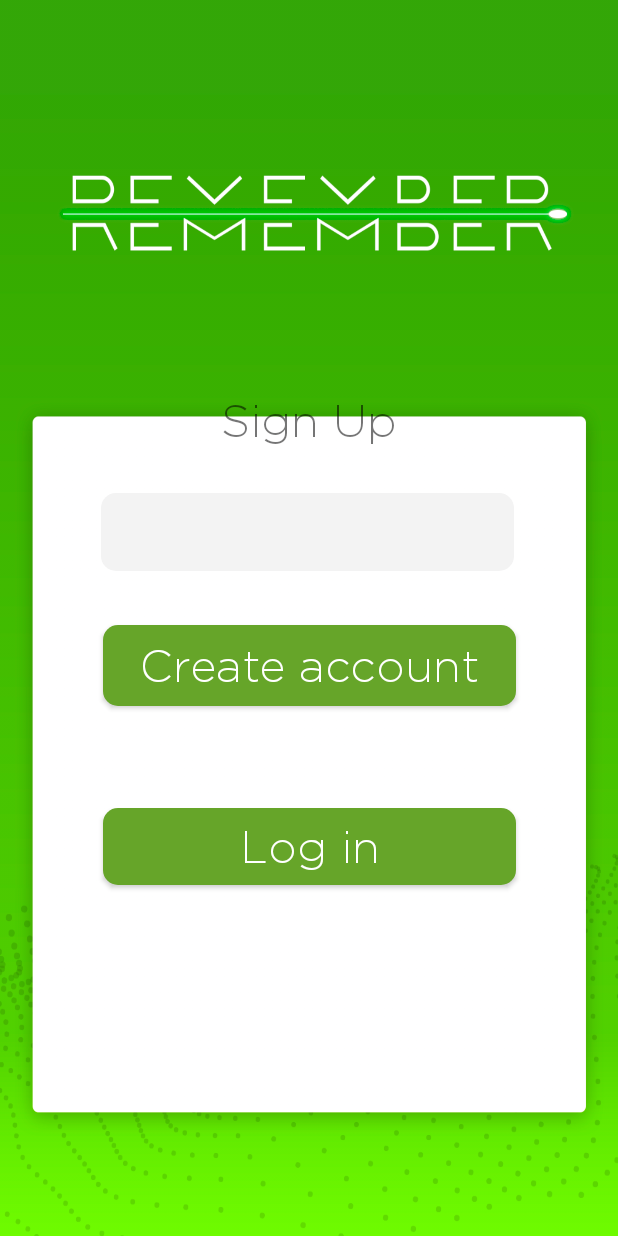
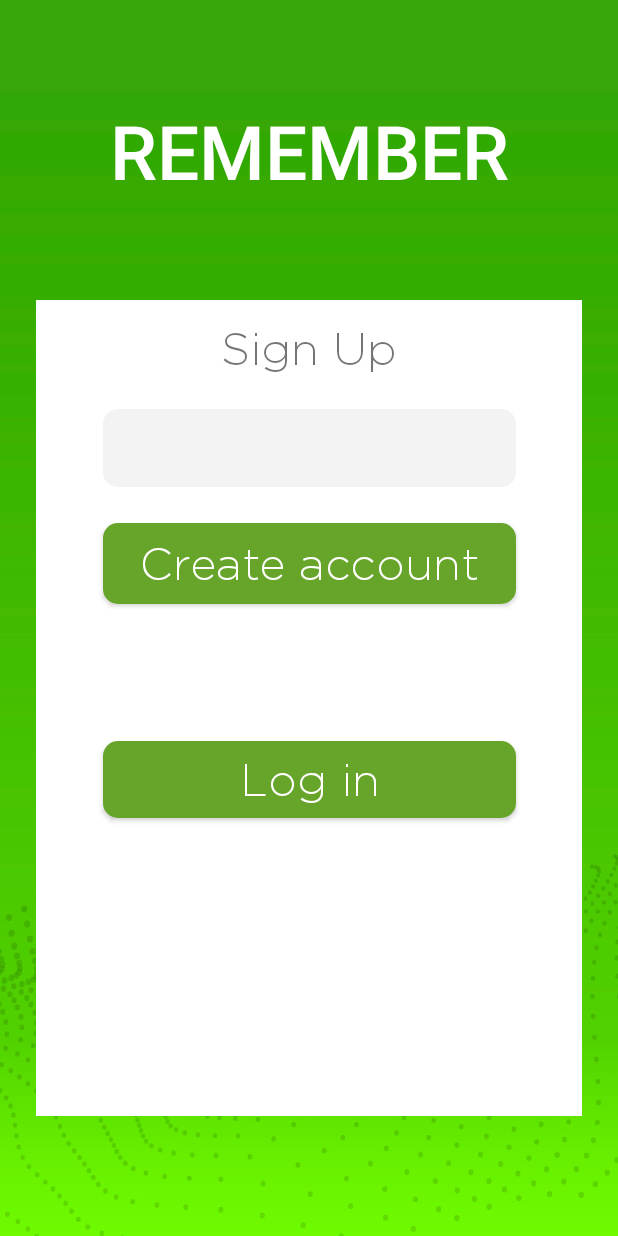
Before and after one commit to luischaparroc/remember_app, an Android app: the screen it shows after launch (MainActivity), on a phone screen of 412 x 824 dp. Run offline under Robolectric (Android 15) with nearby library versions, the phone set to English and light mode, and no system bars.

Commit message:
[Feature]: adding RD to Main Activity and First Page

```diff
--- a/app/src/main/res/layout/activity_main.xml
+++ b/app/src/main/res/layout/activity_main.xml
@@ -4,16 +4,66 @@
     xmlns:tools="http://schemas.android.com/tools"
     android:layout_width="match_parent"
     android:layout_height="match_parent"
-    android:background="@drawable/login"
+    android:background="@drawable/backgroundw"
     android:orientation="vertical"
     tools:context=".MainActivity">
 
+
+    <TextView
+        android:id="@+id/textView5"
+        android:layout_width="wrap_content"
+        android:layout_height="wrap_content"
+        android:layout_marginStart="8dp"
+        android:layout_marginTop="8dp"
+        android:layout_marginEnd="8dp"
+        android:layout_marginBottom="8dp"
+        android:fontFamily="sans-serif-medium"
+        android:text="REMEMBER"
+        android:textColor="@color/common_google_signin_btn_text_dark_default"
+        android:textSize="50sp"
+        app:layout_constraintBottom_toTopOf="@+id/constraintLayout6"
+        app:layout_constraintEnd_toEndOf="parent"
+        app:layout_constraintStart_toStartOf="parent"
+        app:layout_constraintTop_toTopOf="parent" />
+
+    <androidx.constraintlayout.widget.ConstraintLayout
+        android:id="@+id/constraintLayout6"
+        android:layout_width="match_parent"
+        android:layout_height="match_parent"
+        android:layout_marginStart="24dp"
+        android:layout_marginTop="200dp"
+        android:layout_marginEnd="24dp"
+        android:layout_marginBottom="80dp"
+        android:background="@color/common_google_signin_btn_text_dark_default"
+        app:layout_constraintBottom_toBottomOf="parent"
+        app:layout_constraintEnd_toEndOf="parent"
+        app:layout_constraintStart_toStartOf="parent"
+        app:layout_constraintTop_toTopOf="parent">
+
+        <Button
+            android:id="@+id/button_log_in"
+            android:layout_width="275dp"
+            android:layout_height="51dp"
+            android:layout_marginTop="24dp"
+            android:layout_marginBottom="8dp"
+            android:width="200sp"
+            android:background="@drawable/bottom"
+            android:gravity="center"
+            android:onClick="register"
+            android:text="@string/enter"
+            android:textColor="@color/white"
+            android:textSize="30sp"
+            app:layout_constraintBottom_toBottomOf="parent"
+            app:layout_constraintEnd_toEndOf="parent"
+            app:layout_constraintStart_toStartOf="parent"
+            app:layout_constraintTop_toBottomOf="@+id/button_create_account"
+            app:layout_constraintVertical_bias="0.262" />
 
         <Button
             android:id="@+id/button_create_account"
             android:layout_width="275dp"
             android:layout_height="54dp"
-        android:layout_marginTop="36dp"
+            android:layout_marginTop="24dp"
             android:width="200sp"
             android:background="@drawable/bottom"
             android:gravity="center"
@@ -22,37 +72,17 @@
             android:textColor="@color/white"
             android:textSize="30sp"
             app:layout_constraintEnd_toEndOf="parent"
-        app:layout_constraintLeft_toLeftOf="parent"
-        app:layout_constraintRight_toRightOf="parent"
             app:layout_constraintStart_toStartOf="parent"
             app:layout_constraintTop_toBottomOf="@+id/edit_name" />
-
-    <Button
-        android:id="@+id/button_log_in"
-        android:layout_width="275dp"
-        android:layout_height="51dp"
-        android:layout_marginTop="68dp"
-        android:width="200sp"
-        android:background="@drawable/bottom"
-        android:gravity="center"
-        android:onClick="register"
-        android:text="@string/enter"
-        android:textColor="@color/white"
-        android:textSize="30sp"
-        app:layout_constraintEnd_toEndOf="parent"
-        app:layout_constraintLeft_toLeftOf="parent"
-        app:layout_constraintRight_toRightOf="parent"
-        app:layout_constraintStart_toStartOf="parent"
-        app:layout_constraintTop_toBottomOf="@+id/button_create_account" />
 
         <TextView
             android:id="@+id/text_sign_up"
             android:layout_width="wrap_content"
             android:layout_height="wrap_content"
-        android:layout_marginTop="264dp"
+            android:layout_marginTop="16dp"
+            android:gravity="center"
             android:text="Sign Up"
             android:textSize="30dp"
-        android:gravity="center"
             app:layout_constraintEnd_toEndOf="parent"
             app:layout_constraintStart_toStartOf="parent"
             app:layout_constraintTop_toTopOf="parent" />
@@ -61,17 +91,17 @@
             android:id="@+id/edit_name"
             android:layout_width="275dp"
             android:layout_height="52dp"
-        android:layout_marginTop="32dp"
+            android:layout_marginTop="24dp"
             android:background="@drawable/cornersrounded"
             android:ems="10"
             android:gravity="center"
             android:inputType="textPersonName"
             android:text=""
+
             android:textSize="28dp"
-
             app:layout_constraintEnd_toEndOf="parent"
-        app:layout_constraintHorizontal_bias="0.494"
             app:layout_constraintStart_toStartOf="parent"
             app:layout_constraintTop_toBottomOf="@+id/text_sign_up" />
+    </androidx.constraintlayout.widget.ConstraintLayout>
 
 </androidx.constraintlayout.widget.ConstraintLayout>
--- a/app/src/main/res/layout/first_page.xml
+++ b/app/src/main/res/layout/first_page.xml
@@ -7,9 +7,9 @@
     android:orientation="vertical">
 
     <ScrollView
-        android:layout_width="304dp"
-        android:layout_height="620dp"
-        android:layout_margin="28dp"
+        android:layout_width="match_parent"
+        android:layout_height="match_parent"
+        android:layout_margin="40dp"
         app:layout_constraintBottom_toBottomOf="parent"
         app:layout_constraintEnd_toEndOf="parent"
         app:layout_constraintHorizontal_bias="0.489"
@@ -37,8 +37,8 @@
                 android:id="@+id/text_terms_1"
                 android:layout_width="wrap_content"
                 android:layout_height="299dp"
+                android:layout_marginHorizontal="20dp"
                 android:layout_marginTop="20dp"
-                android:layout_marginHorizontal="20dp"
                 android:text="@string/terms_text"
                 android:textSize="16sp" />
 
@@ -57,8 +57,8 @@
                 android:id="@+id/text_update_1"
                 android:layout_width="wrap_content"
                 android:layout_height="wrap_content"
+                android:layout_marginHorizontal="20dp"
                 android:layout_marginTop="20dp"
-                android:layout_marginHorizontal="20dp"
                 android:text="@string/update_1"
                 android:textSize="16sp" />
 
@@ -66,8 +66,8 @@
                 android:id="@+id/text_update_2"
                 android:layout_width="wrap_content"
                 android:layout_height="wrap_content"
+                android:layout_marginHorizontal="20dp"
                 android:layout_marginTop="20dp"
-                android:layout_marginHorizontal="20dp"
                 android:text="@string/update_2"
                 android:textSize="16sp" />
 
@@ -75,8 +75,8 @@
                 android:id="@+id/text_update_3"
                 android:layout_width="wrap_content"
                 android:layout_height="wrap_content"
+                android:layout_marginHorizontal="20dp"
                 android:layout_marginTop="20dp"
-                android:layout_marginHorizontal="20dp"
                 android:text="@string/update_3"
                 android:textSize="16sp" />
 
```
Lines whose indentation alone changed are shown as unchanged.
